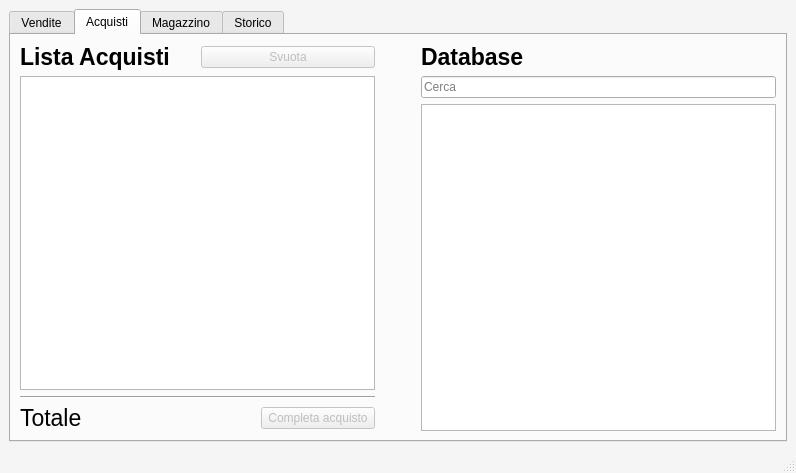
Old version of the form main.ui in the repository salvogalati/pokemon-card-sales-manager.
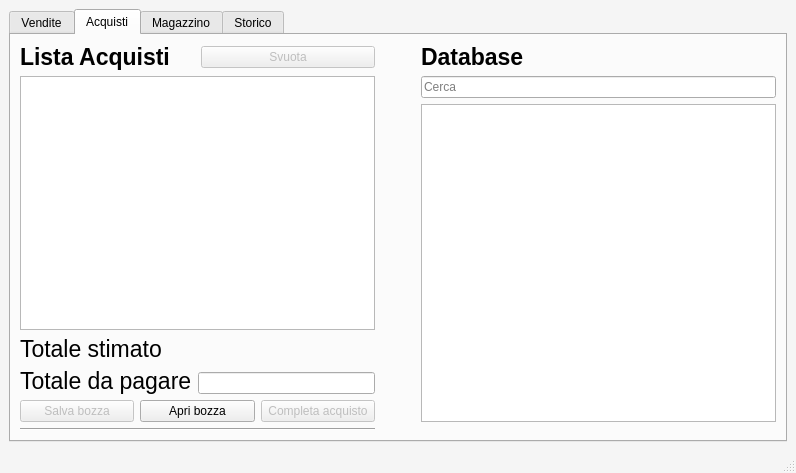
New version of the form. Icons and pictures are not drawn.

Commit message: Update UI layout and components for better organization and usability

Patch:
```diff
--- a/main.ui
+++ b/main.ui
@@ -6,7 +6,7 @@
    <rect>
     <x>0</x>
     <y>0</y>
-    <width>754</width>
+    <width>770</width>
     <height>473</height>
    </rect>
   </property>
@@ -288,7 +288,7 @@
        </attribute>
        <layout class="QGridLayout" name="gridLayout_3">
         <item row="0" column="0">
-         <layout class="QVBoxLayout" name="verticalLayout_12">
+         <layout class="QVBoxLayout" name="verticalLayout_20">
           <item>
            <layout class="QHBoxLayout" name="horizontalLayout_4">
             <item>
@@ -325,15 +325,12 @@
            </widget>
           </item>
           <item>
-           <widget class="Line" name="line_2">
-            <property name="orientation">
-             <enum>Qt::Horizontal</enum>
-            </property>
-           </widget>
-          </item>
+           <layout class="QVBoxLayout" name="verticalLayout_19">
           <item>
            <layout class="QHBoxLayout" name="horizontalLayout_3">
             <item>
+               <layout class="QVBoxLayout" name="verticalLayout_18">
+                <item>
              <widget class="QLabel" name="label_totale_acquisti_2">
               <property name="font">
                <font>
@@ -343,10 +340,28 @@
                </font>
               </property>
               <property name="text">
-               <string>Totale </string>
+                   <string>Totale stimato</string>
               </property>
              </widget>
             </item>
+                <item>
+                 <widget class="QLabel" name="label_totale_acquisti_3">
+                  <property name="font">
+                   <font>
+                    <pointsize>17</pointsize>
+                    <weight>50</weight>
+                    <bold>false</bold>
+                   </font>
+                  </property>
+                  <property name="text">
+                   <string>Totale da pagare</string>
+                  </property>
+                 </widget>
+                </item>
+               </layout>
+              </item>
+              <item>
+               <layout class="QVBoxLayout" name="verticalLayout_12">
             <item>
              <widget class="QLabel" name="labelTotaleAcquisti">
               <property name="font">
@@ -366,6 +381,36 @@
              </widget>
             </item>
             <item>
+                 <widget class="QLineEdit" name="lineEditTotaleDaPagareAcquisti">
+                  <property name="alignment">
+                   <set>Qt::AlignRight|Qt::AlignTrailing|Qt::AlignVCenter</set>
+                  </property>
+                 </widget>
+                </item>
+               </layout>
+              </item>
+             </layout>
+            </item>
+            <item>
+             <layout class="QHBoxLayout" name="horizontalLayout_9">
+              <item>
+               <widget class="QPushButton" name="buttonSalvaBozzaAcquisti">
+                <property name="enabled">
+                 <bool>false</bool>
+                </property>
+                <property name="text">
+                 <string>Salva bozza</string>
+                </property>
+               </widget>
+              </item>
+              <item>
+               <widget class="QPushButton" name="buttonApriBozzaAcquisti">
+                <property name="text">
+                 <string>Apri bozza</string>
+                </property>
+               </widget>
+              </item>
+              <item>
              <widget class="QPushButton" name="buttonCompletaAcquisti">
               <property name="enabled">
                <bool>false</bool>
@@ -379,6 +424,8 @@
           </item>
          </layout>
         </item>
+         </layout>
+        </item>
         <item row="0" column="1">
          <spacer name="horizontalSpacer_3">
           <property name="orientation">
@@ -442,6 +489,13 @@
           </item>
          </layout>
         </item>
+        <item row="1" column="0">
+         <widget class="Line" name="line_2">
+          <property name="orientation">
+           <enum>Qt::Horizontal</enum>
+          </property>
+         </widget>
+        </item>
        </layout>
       </widget>
       <widget class="QWidget" name="tabMagazzino">
```
Lines whose indentation alone changed are shown as unchanged. The commit also changes 1 other file.
